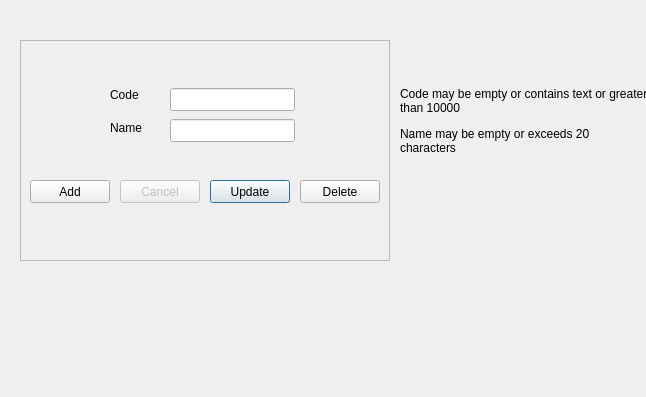
The window that src/categoryform.ui (thamizha/angadi) describes before a commit, drawn with Qt 5.
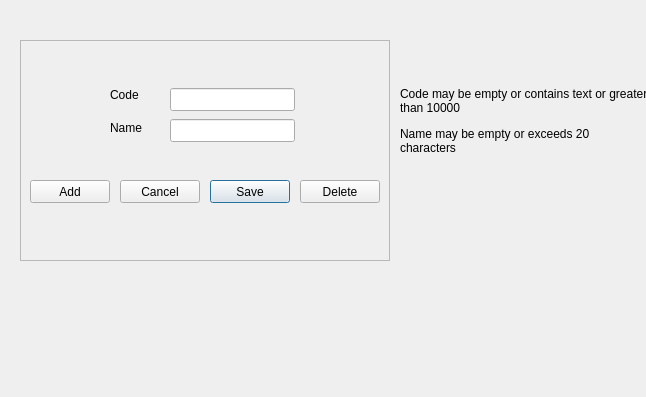
The same window after the commit.

What changed in the file:
```diff
--- a/src/categoryform.ui
+++ b/src/categoryform.ui
@@ -38,7 +38,7 @@
      </rect>
     </property>
     <property name="text">
-     <string>Update</string>
+     <string>Save</string>
     </property>
     <property name="default">
      <bool>true</bool>
@@ -118,7 +118,7 @@
    </widget>
    <widget class="QPushButton" name="pushButtonCancel">
     <property name="enabled">
-     <bool>false</bool>
+     <bool>true</bool>
     </property>
     <property name="geometry">
      <rect>
```
